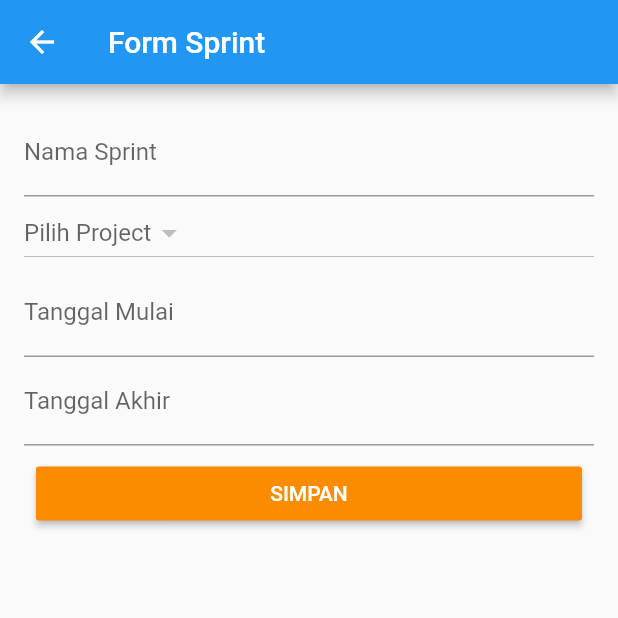
After one commit to ardithlutf/TA_mobile_dosen, a Flutter app: the UpdateSprint screen opened directly, on a phone screen of 412 x 824 dp, the top half of it. The commit adds this screen. Run offline on Flutter 3.47's test engine with Material 2 defaults, Android fonts, the phone set to English and light mode, and no system bars; our stand-ins replace bloc, dio, flutter_bloc, get_it, rxdart, shared_preferences; accounts and stored records are empty; generated files the repository leaves out were written again; network calls fail; statements that could not run were skipped.

Commit message:
update sprint ok

```diff
--- a/lib/src/models/sprint_model.dart
+++ b/lib/src/models/sprint_model.dart
@@ -21,13 +21,15 @@ class _Sprint {
   String _projectId;
   String _tanggalMulai;
   String _tanggalAkhir;
-  String _status;
+  // String _status;
 
   _Sprint(result) {
     _id = result['id'];
     _nama = result['nama'];
     _projectId = result['project_id'];
-    _status = result['_status'];
+    _tanggalMulai = result['tanggal_mulai'];
+    _tanggalAkhir = result['tanggal_akhir'];
+    // _status = result['status'];
   }
 
   int get id => _id;
@@ -35,5 +37,5 @@ class _Sprint {
   String get projectId => _projectId;
   String get tanggalMulai => _tanggalMulai;
   String get tanggalAkhir => _tanggalAkhir;
-  String get status => _status;
+  // String get status => _status;
 }
--- a/lib/src/resources/sprint_api_provider.dart
+++ b/lib/src/resources/sprint_api_provider.dart
@@ -2,14 +2,13 @@ import 'dart:async';
 import 'dart:convert';
 import '../models/sprint_model.dart';
 import 'package:http/http.dart' show Client;
-
 import 'auth/shared_preferences_manager.dart';
 import 'injector/injector.dart';
 
 class SprintApiProvider {
   Client client = Client();
   final SharedPreferencesManager _sharedPreferencesManager =
-  locator<SharedPreferencesManager>();
+      locator<SharedPreferencesManager>();
 
   final String baseurl = 'https://linkmatchsttnfapi.herokuapp.com';
 
@@ -32,48 +31,60 @@ class SprintApiProvider {
     }
   }
 
-  Future createNewSprint(sprintID, namaSprint, status) async {
+  Future createNewSprint(projectID, namaSprint, tglMulai, tglAkhir) async {
+    String token = await getToken();
+
     Map data = {
-      'project_id': sprintID.toString(),
       'nama': namaSprint,
-      'status': status,
+      'project_id': projectID,
+      'tanggal_mulai': tglMulai,
+      'tanggal_akhir': tglAkhir,
+      // 'status': status,
     };
+
     var body = json.encode(data);
 
-    print("inserted");
-    final response = await client.post('$baseurl/api/sprint',
+    final response = await client.post("$baseurl/api/sprint",
         headers: <String, String>{
           'Content-Type': 'application/json',
+          'Authorization': 'Bearer $token',
         },
         body: body);
+
+    print("inserted");
 
     if (response.statusCode == 200) {
       return ItemModelSprint.fromJson(json.decode(response.body));
     } else {
-      throw Exception('Failed to insert post');
+      throw Exception('Gagal menambahkan sprint');
     }
   }
 
-  Future updateSprint(id, sprintID, namaSprint, kesulitanID, status) async {
+  Future updateSprint(id, projectID, namaSprint, tglMulai, tglAkhir) async {
+    String token = await getToken();
+
     Map data = {
-      'sprint_id': sprintID.toString(),
-      'nama_sprint': namaSprint,
-      'kesulitan_id': kesulitanID.toString(),
-      'status': status,
+      'nama': namaSprint,
+      'project_id': projectID,
+      'tanggal_mulai': tglMulai,
+      'tanggal_akhir': tglAkhir,
+      // 'status': status,
     };
     var body = json.encode(data);
 
-    print("updated");
     final response = await client.put("$baseurl/api/sprint/$id",
         headers: <String, String>{
           'Content-Type': 'application/json',
+          'Authorization': 'Bearer $token',
         },
         body: body);
+
+    print("updated");
 
     if (response.statusCode == 200) {
       return ItemModelSprint.fromJson(json.decode(response.body));
     } else {
-      throw Exception('Failed to insert post');
+      throw Exception('Gagal mengupdate sprint');
     }
   }
 
--- /dev/null
+++ b/lib/src/ui/sprint/update_sprint.dart
@@ -0,0 +1,286 @@
+import 'package:flutter/material.dart';
+import 'package:lima_enam/src/blocs/projects_bloc.dart';
+import 'package:lima_enam/src/blocs/sprints_bloc.dart';
+import 'package:http/http.dart' as http;
+import 'package:lima_enam/src/resources/auth/shared_preferences_manager.dart';
+import 'dart:convert';
+import 'package:lima_enam/src/resources/injector/injector.dart';
+
+final GlobalKey<ScaffoldState> _scaffoldState = GlobalKey<ScaffoldState>();
+
+class UpdateSprint extends StatefulWidget {
+  final int id;
+  final String namaSprint;
+  final String projectID;
+  final String tgl_mulai;
+  final String tgl_akhir;
+  final String status;
+
+  UpdateSprint(
+      {this.id,
+      this.namaSprint,
+        this.projectID,
+      this.tgl_mulai,
+      this.tgl_akhir,
+      this.status});
+
+  @override
+  State<StatefulWidget> createState() {
+    return UpdateSprintState(
+        id: id,
+        namaSprint: namaSprint,
+        projectID: projectID,
+        tgl_mulai: tgl_mulai,
+        tgl_akhir: tgl_akhir,
+        status: status);
+  }
+}
+
+class UpdateSprintState extends State<UpdateSprint> {
+  final SharedPreferencesManager _sharedPreferencesManager =
+      locator<SharedPreferencesManager>();
+
+  final String baseurl = 'https://linkmatchsttnfapi.herokuapp.com';
+  int _valProject;
+
+  Future<String> getToken() async {
+    final accessToken = _sharedPreferencesManager
+        .getString(SharedPreferencesManager.keyAccessToken);
+    return accessToken;
+  }
+
+  List<dynamic> _dataProject = List();
+
+  void getProject() async {
+    String token = await getToken();
+
+    final response = await http.get("$baseurl/api/project",
+        headers: {'Authorization': 'Bearer $token'});
+    Map<String, dynamic> map = jsonDecode(response.body);
+    List<dynamic> data = map["results"];
+    setState(() {
+      _dataProject = data;
+    });
+    print(data[0]["id"]);
+  }
+
+  final int id;
+  final String projectID;
+  final String namaSprint;
+  final String tgl_mulai;
+  final String tgl_akhir;
+  final String status;
+
+  @override
+  void initState() {
+    blocProject.fetchAllProjects();
+    blocSprint.fetchAllSprints();
+    if (widget.projectID != null) {
+      _isFieldNamaValid = true;
+      _controllerNama.text = widget.namaSprint;
+      _isFieldTglMulaiValid = true;
+      _controllerTglMulai.text = widget.tgl_mulai.toString();
+      _isFieldTglAkhirValid = true;
+      _controllerTglAkhir.text = widget.tgl_akhir.toString();
+    }
+    super.initState();
+    getProject();
+    blocSprint.insertProjectID(_valProject);
+  }
+
+  bool _isFieldNamaValid;
+  bool _isFieldTglMulaiValid;
+  bool _isFieldTglAkhirValid;
+  // bool _isFieldStatusValid;
+  bool _isLoading = false;
+
+  TextEditingController _controllerNama = TextEditingController();
+  TextEditingController _controllerTglMulai = TextEditingController();
+  TextEditingController _controllerTglAkhir = TextEditingController();
+  // TextEditingController _controllerStatus = TextEditingController();
+
+  UpdateSprintState(
+      {this.id,
+      this.projectID,
+      this.namaSprint,
+      this.tgl_mulai,
+      this.tgl_akhir,
+      this.status});
+
+  @override
+  Widget build(BuildContext context) {
+    return Scaffold(
+        resizeToAvoidBottomPadding: false,
+        key: _scaffoldState,
+        appBar: AppBar(
+          iconTheme: IconThemeData(color: Colors.white),
+          title: Text(
+            widget.namaSprint == null ? "Form Sprint" : "Update Sprint",
+            style: TextStyle(color: Colors.white),
+          ),
+        ),
+        body: Stack(
+          children: <Widget>[
+            Padding(
+              padding: const EdgeInsets.all(16.0),
+              child: Column(
+                crossAxisAlignment: CrossAxisAlignment.stretch,
+                children: <Widget>[
+                  TextField(
+                    controller: _controllerNama,
+                    keyboardType: TextInputType.text,
+                    decoration: InputDecoration(
+                      labelText: "Nama Sprint",
+                      errorText: _isFieldNamaValid == null || _isFieldNamaValid
+                          ? null
+                          : "Nama Sprint harus diisi",
+                    ),
+                    onChanged: (value) {
+                      bool isFieldValid = value.trim().isNotEmpty;
+                      if (isFieldValid != _isFieldNamaValid) {
+                        setState(() => _isFieldNamaValid = isFieldValid);
+                      }
+                      blocSprint.insertNamaSprint(value);
+                    },
+                  ),
+                  DropdownButton(
+                    dropdownColor: Colors.white,
+                    hint: Text("Pilih Project"),
+                    value: _valProject,
+                    items: _dataProject.map((item) {
+                      return DropdownMenuItem(
+                        child: Text(item['nama']),
+                        value: item['id'],
+                      );
+                    }).toList(),
+                    onChanged: (value) {
+                      setState(() {
+                        _valProject = value;
+                      });
+                      blocSprint.insertProjectID(value);
+                    },
+                  ),
+                  TextField(
+                    controller: _controllerTglMulai,
+                    keyboardType: TextInputType.text,
+                    decoration: InputDecoration(
+                      labelText: "Tanggal Mulai",
+                      errorText:
+                          _isFieldTglMulaiValid == null || _isFieldTglMulaiValid
+                              ? null
+                              : "Tanggal Mulai harus diisi",
+                    ),
+                    onChanged: (value) {
+                      bool isFieldValid = value.trim().isNotEmpty;
+                      if (isFieldValid != _isFieldTglMulaiValid) {
+                        setState(() => _isFieldTglMulaiValid = isFieldValid);
+                      }
+                      blocSprint.insertTglMulai(value);
+                    },
+                  ),
+                  TextField(
+                    controller: _controllerTglAkhir,
+                    keyboardType: TextInputType.text,
+                    decoration: InputDecoration(
+                      labelText: "Tanggal Akhir",
+                      errorText:
+                          _isFieldTglAkhirValid == null || _isFieldTglAkhirValid
+                              ? null
+                              : "Tanggal Akhir harus diisi",
+                    ),
+                    onChanged: (value) {
+                      bool isFieldValid = value.trim().isNotEmpty;
+                      if (isFieldValid != _isFieldTglAkhirValid) {
+                        setState(() => _isFieldTglAkhirValid = isFieldValid);
+                      }
+                      blocSprint.insertTglAkhir(value);
+                    },
+                  ),
+                  // TextField(
+                  //   controller: _controllerStatus,
+                  //   keyboardType: TextInputType.number,
+                  //   decoration: InputDecoration(
+                  //     labelText: "Status",
+                  //     hintText: "Selesai, Belum",
+                  //     errorText:
+                  //         _isFieldStatusValid == null || _isFieldStatusValid
+                  //             ? null
+                  //             : "Status harus diisi",
+                  //   ),
+                  //   onChanged: (value) {
+                  //     bool isFieldValid = value.trim().isNotEmpty;
+                  //     if (isFieldValid != _isFieldStatusValid) {
+                  //       setState(() => _isFieldStatusValid = isFieldValid);
+                  //     }
+                  //     blocSprint.insertStatus(value);
+                  //   },
+                  // ),
+                  // DropdownButton<Status>(
+                  //   value: Status.Belum,
+                  //   items: Status.values.map((Status classType) {
+                  //     return DropdownMenuItem<Status>(
+                  //         value: classType, child: Text(classType.toString()));
+                  //   }).toList(),
+                  //   onChanged: (Status newValue) {
+                  //     setState(() {
+                  //       _valStatus = newValue as String;
+                  //     });
+                  //     blocSprint.insertStatus(newValue.toString());
+                  //   },
+                  // ),
+                  Padding(
+                    padding: const EdgeInsets.all(8.0),
+                    child: RaisedButton(
+                      onPressed: () async {
+                        if (_isFieldNamaValid == null ||
+                            _isFieldTglMulaiValid == null ||
+                            _isFieldTglAkhirValid == null ||
+                            // _isFieldStatusValid == null ||
+                            !_isFieldNamaValid ||
+                            !_isFieldTglMulaiValid ||
+                            !_isFieldTglAkhirValid) {
+                          _scaffoldState.currentState.showSnackBar(
+                            SnackBar(
+                              content: Text("Please fill all field"),
+                            ),
+                          );
+                          return;
+                        }
+                        blocSprint.updateSaveSprint(id);
+                        setState(() => _isLoading = true);
+                        await Future.delayed(const Duration(milliseconds: 699));
+                        Navigator.of(context).pop();
+                        blocSprint.fetchAllSprints();
+                      },
+                      child: Text(
+                        'Simpan'.toUpperCase(),
+                        style: TextStyle(
+                          color: Colors.white,
+                        ),
+                      ),
+                      color: Colors.orange[600],
+                    ),
+                  ),
+                ],
+              ),
+            ),
+            _isLoading
+                ? Stack(
+                    children: <Widget>[
+                      Opacity(
+                        opacity: 0.3,
+                        child: ModalBarrier(
+                          dismissible: false,
+                          color: Colors.grey,
+                        ),
+                      ),
+                      Center(
+                        child: CircularProgressIndicator(),
+                      ),
+                    ],
+                  )
+                : Container(),
+          ],
+        ));
+  }
+}
--- a/lib/src/ui/task/create_task.dart
+++ b/lib/src/ui/task/create_task.dart
@@ -172,7 +172,7 @@ class CreateTaskState extends State<CreateTask> {
                           );
                           return;
                         }
-                        blocTask.addSaveTask();
+                        // blocTask.addSaveTask();
                         setState(() => _isLoading = true);
                         await Future.delayed(const Duration(milliseconds: 699));
                         Navigator.of(context).pop();
```
Also changed, not shown: lib/src/blocs/sprints_bloc.dart (+19 -0 lines), lib/src/blocs/tasks_bloc.dart (+5 -5 lines), lib/src/resources/repository.dart (+6 -6 lines), lib/src/ui/sprint/create_sprint.dart (added, +275 -0 lines), lib/src/ui/sprint/list_sprint.dart (+25 -2 lines).
